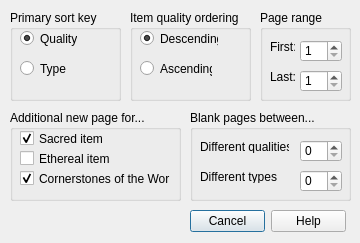
Qt form stashsortingoptionsdialog.ui (kambala-decapitator/MedianXLOfflineTools) before a commit.
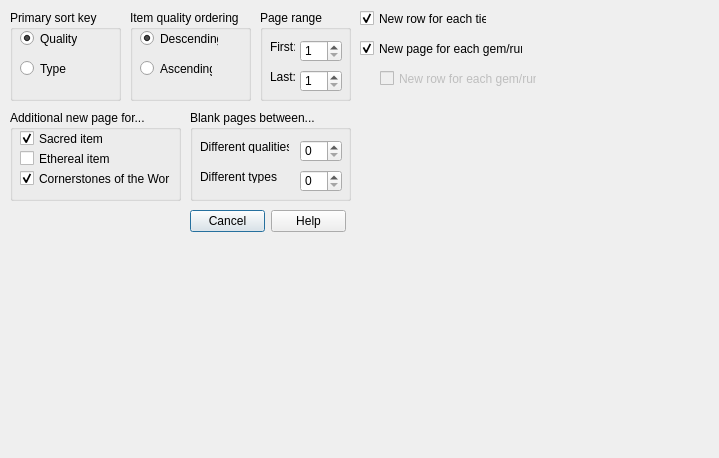
The same form after that commit.

Patch:
```diff
--- a/stashsortingoptionsdialog.ui
+++ b/stashsortingoptionsdialog.ui
@@ -6,8 +6,8 @@
    <rect>
     <x>0</x>
     <y>0</y>
-    <width>360</width>
-    <height>243</height>
+    <width>719</width>
+    <height>458</height>
    </rect>
   </property>
   <property name="windowTitle">
@@ -331,6 +331,54 @@
     </property>
    </widget>
   </widget>
+  <widget class="QCheckBox" name="checkBox">
+   <property name="geometry">
+    <rect>
+     <x>360</x>
+     <y>10</y>
+     <width>127</width>
+     <height>17</height>
+    </rect>
+   </property>
+   <property name="text">
+    <string>New row for each tier</string>
+   </property>
+   <property name="checked">
+    <bool>true</bool>
+   </property>
+  </widget>
+  <widget class="QCheckBox" name="checkBox_2">
+   <property name="geometry">
+    <rect>
+     <x>360</x>
+     <y>40</y>
+     <width>163</width>
+     <height>17</height>
+    </rect>
+   </property>
+   <property name="text">
+    <string>New page for each gem/rune</string>
+   </property>
+   <property name="checked">
+    <bool>true</bool>
+   </property>
+  </widget>
+  <widget class="QCheckBox" name="checkBox_3">
+   <property name="enabled">
+    <bool>false</bool>
+   </property>
+   <property name="geometry">
+    <rect>
+     <x>380</x>
+     <y>70</y>
+     <width>157</width>
+     <height>17</height>
+    </rect>
+   </property>
+   <property name="text">
+    <string>New row for each gem/rune</string>
+   </property>
+  </widget>
  </widget>
  <tabstops>
   <tabstop>typeRadioButton</tabstop>
```
Left out of the diff: 16 changed lines with no effect on the pictures.
